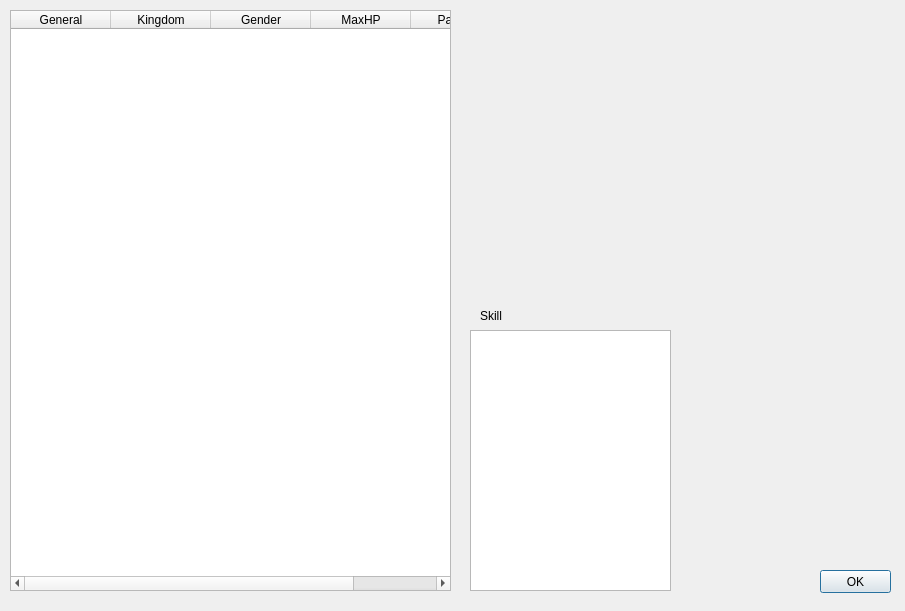
Above: src/generaloverview.ui from Mogara/QSanguosha before the change. Below: the same form after it.
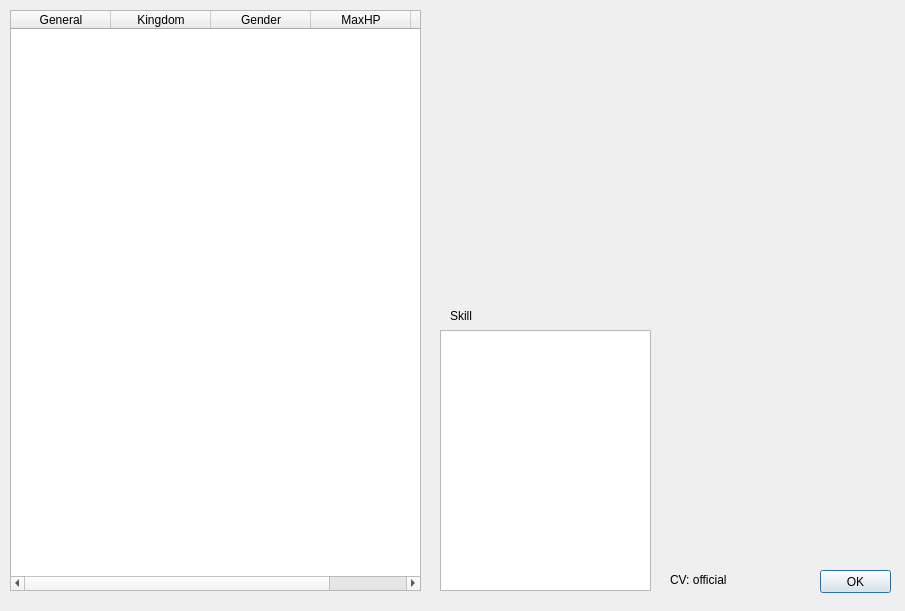
That is the form after the change. Icons and pictures are not drawn.

```diff
--- a/src/generaloverview.ui
+++ b/src/generaloverview.ui
@@ -21,7 +21,7 @@
     <rect>
      <x>10</x>
      <y>10</y>
-     <width>441</width>
+     <width>411</width>
      <height>581</height>
     </rect>
    </property>
@@ -79,7 +79,7 @@
   <widget class="QLabel" name="skillLabel">
    <property name="geometry">
     <rect>
-     <x>480</x>
+     <x>450</x>
      <y>310</y>
      <width>30</width>
      <height>12</height>
@@ -92,9 +92,9 @@
   <widget class="QTextEdit" name="skillTextEdit">
    <property name="geometry">
     <rect>
-     <x>470</x>
+     <x>440</x>
      <y>330</y>
-     <width>201</width>
+     <width>211</width>
      <height>261</height>
     </rect>
    </property>
@@ -105,7 +105,7 @@
   <widget class="QLabel" name="generalPhoto">
    <property name="geometry">
     <rect>
-     <x>470</x>
+     <x>450</x>
      <y>10</y>
      <width>200</width>
      <height>290</height>
@@ -121,9 +121,9 @@
   <widget class="QScrollArea" name="scrollArea">
    <property name="geometry">
     <rect>
-     <x>680</x>
+     <x>670</x>
      <y>20</y>
-     <width>211</width>
+     <width>221</width>
      <height>531</height>
     </rect>
    </property>
@@ -138,12 +138,25 @@
      <rect>
       <x>0</x>
       <y>0</y>
-      <width>211</width>
+      <width>221</width>
       <height>531</height>
      </rect>
     </property>
    </widget>
   </widget>
+  <widget class="QLabel" name="cvLabel">
+   <property name="geometry">
+    <rect>
+     <x>670</x>
+     <y>570</y>
+     <width>121</width>
+     <height>20</height>
+    </rect>
+   </property>
+   <property name="text">
+    <string>CV: official</string>
+   </property>
+  </widget>
  </widget>
  <resources/>
  <connections>
```
